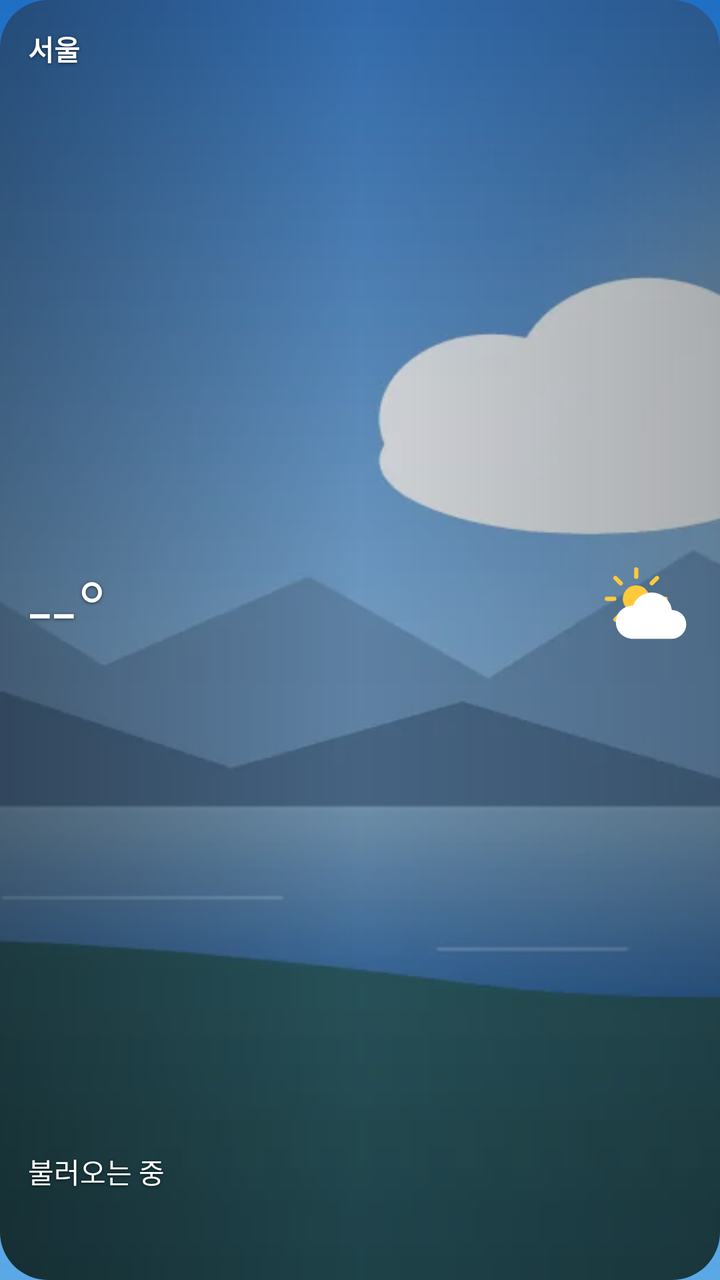
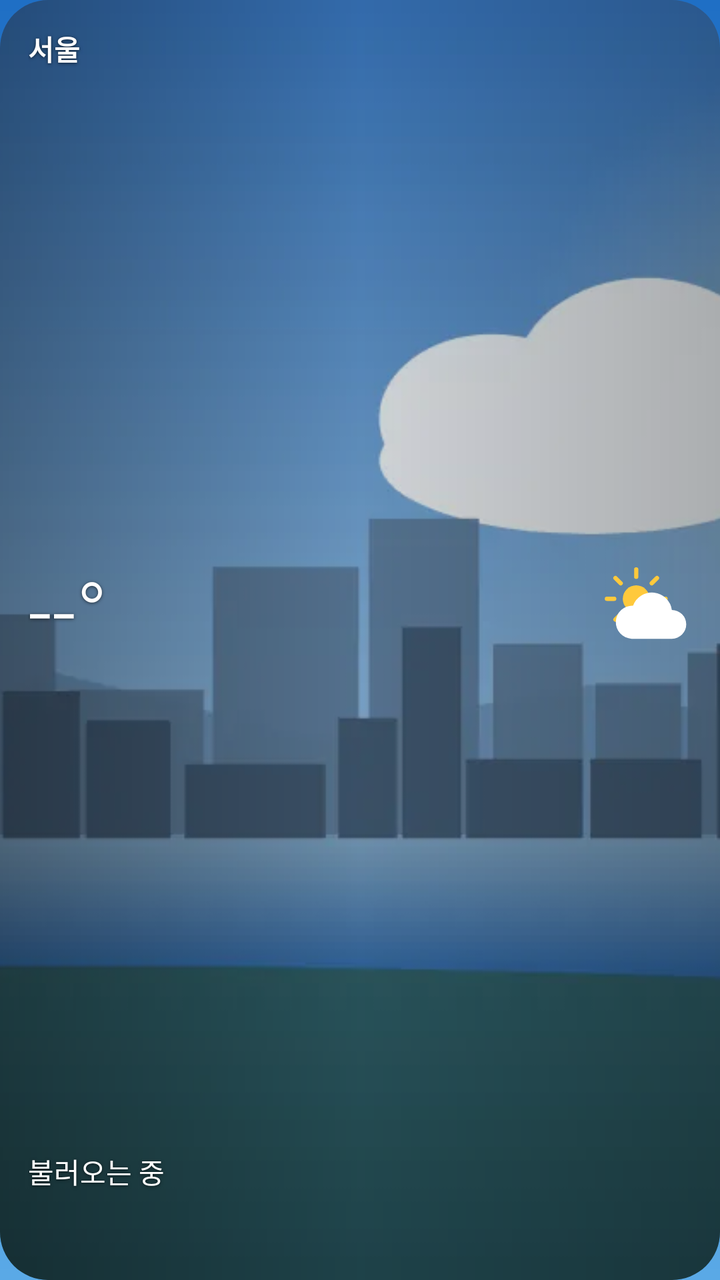

Screens rendered from an Android XML layout before and after an edit, with the pre-edit source and the edit as a unified diff.
<!-- AndroidManifest.xml: application theme AppTheme -->
<!-- res/layout/widget_small.xml -->
<?xml version="1.0" encoding="utf-8"?>
<FrameLayout xmlns:android="http://schemas.android.com/apk/res/android"
    android:id="@+id/root" android:layout_width="match_parent" android:layout_height="match_parent"
    android:background="@drawable/widget_clip" android:clipToOutline="true">
    <ImageView android:id="@+id/bg" android:layout_width="match_parent" android:layout_height="match_parent"
        android:scaleType="centerCrop" android:src="@drawable/scene_partly_day" android:importantForAccessibility="no"/>
    <ImageView android:id="@+id/scrim" android:layout_width="match_parent" android:layout_height="match_parent"
        android:scaleType="fitXY" android:src="@drawable/scrim" android:importantForAccessibility="no"/>
    <LinearLayout     android:id="@+id/content" android:layout_width="match_parent" android:layout_height="match_parent"
        android:orientation="vertical" android:padding="14dp" >
        <TextView android:id="@+id/city" android:shadowColor="#99000000" android:shadowRadius="4" android:shadowDy="1" android:layout_width="match_parent" android:layout_height="wrap_content"
            android:text="서울" android:textColor="#FFFFFF" android:textSize="14sp" android:textStyle="bold" android:maxLines="1" android:ellipsize="end"/>
        <LinearLayout android:layout_width="match_parent" android:layout_height="0dp" android:layout_weight="1"
            android:orientation="horizontal" android:gravity="center_vertical">
            <TextView android:id="@+id/temp" android:shadowColor="#99000000" android:shadowRadius="4" android:shadowDy="1" android:layout_width="0dp" android:layout_weight="1" android:layout_height="wrap_content"
                android:text="--°" android:textColor="#FFFFFF" android:textSize="42sp" android:fontFamily="sans-serif-light" android:maxLines="1"/>
            <ImageView android:id="@+id/icon" android:layout_width="46dp" android:layout_height="46dp" android:src="@drawable/ic_w_partly_day"/>
        </LinearLayout>
        <TextView android:id="@+id/cond" android:shadowColor="#99000000" android:shadowRadius="4" android:shadowDy="1" android:layout_width="match_parent" android:layout_height="wrap_content"
            android:text="불러오는 중" android:textColor="#FFFFFF" android:textSize="14sp" android:maxLines="1"/>
        <TextView android:id="@+id/hl" android:shadowColor="#99000000" android:shadowRadius="4" android:shadowDy="1" android:layout_width="match_parent" android:layout_height="wrap_content"
            android:text="" android:textColor="#CCFFFFFF" android:textSize="12sp" android:maxLines="1"/>
        <TextView android:id="@+id/updated" android:shadowColor="#99000000" android:shadowRadius="4" android:shadowDy="1" android:layout_width="match_parent" android:layout_height="wrap_content"
            android:text="" android:textColor="#99FFFFFF" android:textSize="10sp" android:maxLines="1"/>
    </LinearLayout>
</FrameLayout>
<!-- resources referenced by this layout -->
<resources>
  <!-- drawable ic_w_partly_day (drawable) -->
  <?xml version="1.0" encoding="utf-8"?>
  <vector xmlns:android="http://schemas.android.com/apk/res/android" android:width="64dp" android:height="64dp" android:viewportWidth="64" android:viewportHeight="64"><group android:translateX="-2" android:translateY="-3" android:scaleX="0.85" android:scaleY="0.85"><path android:fillColor="#FFC93C" android:pathData="M32,21a11,11 0,1 1,0 22a11,11 0,1 1,0 -22z"/><path android:strokeColor="#FFC93C" android:strokeWidth="3.5" android:strokeLineCap="round" android:pathData="M32,14L32,8M32,56L32,50M14,32L8,32M56,32L50,32M19.3,19.3L15,15M44.7,44.7L49,49M44.7,19.3L49,15M19.3,44.7L15,49"/></group><group android:translateX="4" android:translateY="6" android:scaleX="1" android:scaleY="1"><path android:fillColor="#FFFFFF" android:pathData="M18,46h28a10,10 0,0 0,0 -20a14,14 0,0 0,-27 -3A11,11 0,0 0,18 46z"/></group></vector>
  <!-- drawable scene_partly_day: webp bitmap (drawable-nodpi, 12352 bytes) -->
  <!-- drawable scrim (drawable) -->
  <?xml version="1.0" encoding="utf-8"?>
  <shape xmlns:android="http://schemas.android.com/apk/res/android" android:shape="rectangle"><gradient android:angle="0" android:startColor="#66000000" android:centerColor="#26000000" android:endColor="#4D000000"/></shape>
  <!-- drawable widget_clip (drawable) -->
  <?xml version="1.0" encoding="utf-8"?>
  <shape xmlns:android="http://schemas.android.com/apk/res/android" android:shape="rectangle"><corners android:radius="24dp"/><solid android:color="#01000000"/></shape>
  <style name="AppTheme" parent="android:Theme.Material.NoActionBar">
      <item name="android:windowBackground">@drawable/ic_launcher_bg</item>
      <item name="android:statusBarColor">#1F6FC5</item>
      <item name="android:navigationBarColor">#5AA9E6</item>
    </style>
  <!-- drawable ic_launcher_bg (drawable) -->
  <?xml version="1.0" encoding="utf-8"?>
  <shape xmlns:android="http://schemas.android.com/apk/res/android"><gradient android:angle="270" android:startColor="#1F6FC5" android:endColor="#5AA9E6"/></shape>
</resources>

<!-- the commit's change to res/layout/widget_small.xml (unified diff, before → after) -->
@@ -3,7 +3,7 @@
     android:id="@+id/root" android:layout_width="match_parent" android:layout_height="match_parent"
     android:background="@drawable/widget_clip" android:clipToOutline="true">
     <ImageView android:id="@+id/bg" android:layout_width="match_parent" android:layout_height="match_parent"
-        android:scaleType="centerCrop" android:src="@drawable/scene_partly_day" android:importantForAccessibility="no"/>
+        android:scaleType="centerCrop" android:src="@drawable/scene_city_partly_day" android:importantForAccessibility="no"/>
     <ImageView android:id="@+id/scrim" android:layout_width="match_parent" android:layout_height="match_parent"
         android:scaleType="fitXY" android:src="@drawable/scrim" android:importantForAccessibility="no"/>
     <LinearLayout     android:id="@+id/content" android:layout_width="match_parent" android:layout_height="match_parent"
<!-- resource entries referenced after the edit -->
@@ -3,7 +3,7 @@
   <!-- drawable ic_w_partly_day (drawable) -->
   <?xml version="1.0" encoding="utf-8"?>
   <vector xmlns:android="http://schemas.android.com/apk/res/android" android:width="64dp" android:height="64dp" android:viewportWidth="64" android:viewportHeight="64"><group android:translateX="-2" android:translateY="-3" android:scaleX="0.85" android:scaleY="0.85"><path android:fillColor="#FFC93C" android:pathData="M32,21a11,11 0,1 1,0 22a11,11 0,1 1,0 -22z"/><path android:strokeColor="#FFC93C" android:strokeWidth="3.5" android:strokeLineCap="round" android:pathData="M32,14L32,8M32,56L32,50M14,32L8,32M56,32L50,32M19.3,19.3L15,15M44.7,44.7L49,49M44.7,19.3L49,15M19.3,44.7L15,49"/></group><group android:translateX="4" android:translateY="6" android:scaleX="1" android:scaleY="1"><path android:fillColor="#FFFFFF" android:pathData="M18,46h28a10,10 0,0 0,0 -20a14,14 0,0 0,-27 -3A11,11 0,0 0,18 46z"/></group></vector>
-  <!-- drawable scene_partly_day: webp bitmap (drawable-nodpi, 12352 bytes) -->
+  <!-- drawable scene_city_partly_day: webp bitmap (drawable-nodpi, 11420 bytes) -->
   <!-- drawable scrim (drawable) -->
   <?xml version="1.0" encoding="utf-8"?>
   <shape xmlns:android="http://schemas.android.com/apk/res/android" android:shape="rectangle"><gradient android:angle="0" android:startColor="#66000000" android:centerColor="#26000000" android:endColor="#4D000000"/></shape>
